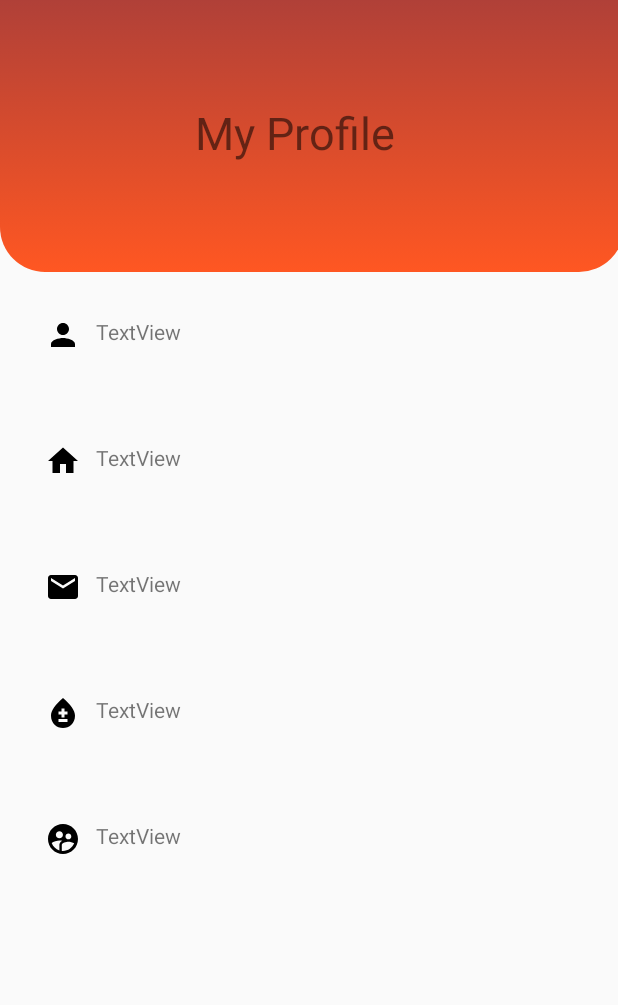
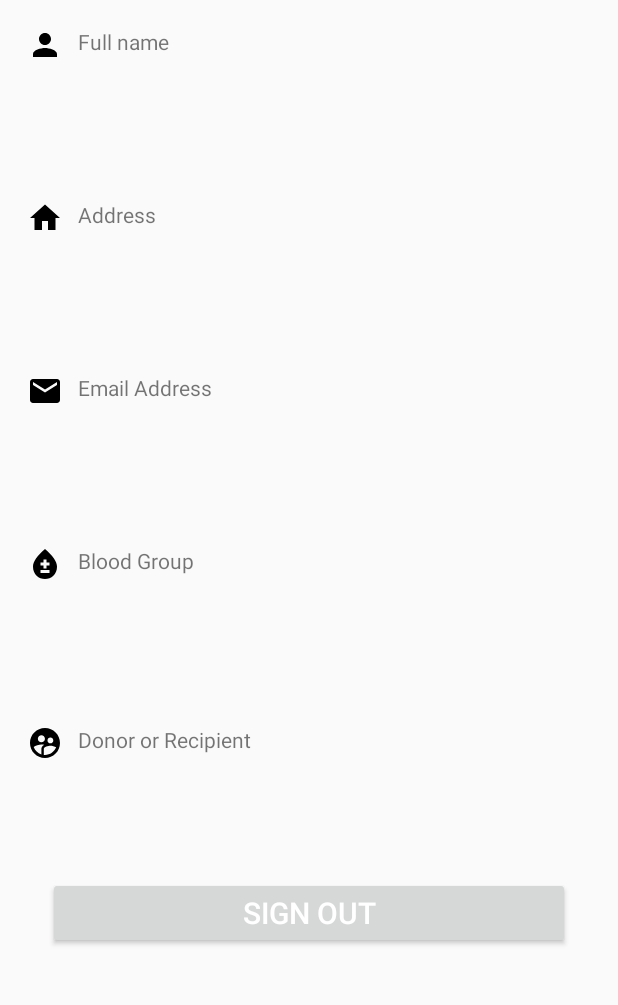
Before and after one commit to GemmalynCuilan/BloodlineApplication, an Android app: the Profile screen opened directly, with no data from a screen before it, on a phone screen of 412 x 824 dp, the part 117-1122 px from its top. Run offline under Robolectric (Android 15) with nearby library versions, the phone set to English and light mode, and no system bars; our stand-ins replace Firebase (no records; nobody signed in at launch, a user with empty details on screens opened directly).

Commit message:
Added content on 11/09/2022

```diff
--- a/app/src/main/java/com/example/bloodlineapplication/HomeActivity.java
+++ b/app/src/main/java/com/example/bloodlineapplication/HomeActivity.java
@@ -10,6 +10,8 @@ import android.content.DialogInterface;
 import android.content.Intent;
 import android.os.Bundle;
 import android.view.View;
+
+import com.google.firebase.auth.FirebaseUser;
 
 public class HomeActivity extends AppCompatActivity {
 
--- a/app/src/main/java/com/example/bloodlineapplication/LoginActivity.java
+++ b/app/src/main/java/com/example/bloodlineapplication/LoginActivity.java
@@ -88,7 +88,7 @@ public class LoginActivity extends AppCompatActivity implements View.OnClickList
                 if(task.isSuccessful()){
 
                     Toast.makeText(LoginActivity.this, "Successfully logged in", Toast.LENGTH_SHORT).show();
-                    startActivity(new Intent(LoginActivity.this, DashboardActivity.class));
+                    startActivity(new Intent(LoginActivity.this, HomeActivity.class));
                     finish();
 
                 }else{
--- a/app/src/main/java/com/example/bloodlineapplication/Profile.java
+++ b/app/src/main/java/com/example/bloodlineapplication/Profile.java
@@ -12,11 +12,14 @@ import android.text.Editable;
 import android.util.Log;
 import android.view.MenuItem;
 import android.view.View;
+import android.widget.Button;
 import android.widget.EditText;
 import android.widget.Spinner;
 import android.widget.TextView;
+import android.widget.Toast;
 
 import com.google.firebase.auth.FirebaseAuth;
+import com.google.firebase.auth.FirebaseUser;
 import com.google.firebase.database.DataSnapshot;
 import com.google.firebase.database.DatabaseError;
 import com.google.firebase.database.DatabaseReference;
@@ -30,6 +33,12 @@ import java.util.Map;
 
 public class Profile extends AppCompatActivity {
 
+    private Button logout;
+
+    private FirebaseUser user;
+    private DatabaseReference reference;
+
+    private String userID;
 
     DrawerLayout drawerLayout;
 
@@ -40,6 +49,50 @@ public class Profile extends AppCompatActivity {
         super.onCreate(savedInstanceState);
         setContentView(R.layout.activity_profile);
 
+        logout = (Button) findViewById(R.id.logout);
+        logout.setOnClickListener(new View.OnClickListener() {
+            @Override
+            public void onClick(View view) {
+                FirebaseAuth.getInstance().signOut();
+                startActivity(new Intent(Profile.this, MainActivity.class));
+            }
+        });
+
+        user = FirebaseAuth.getInstance().getCurrentUser();
+        reference = FirebaseDatabase.getInstance().getReference("users");
+        userID = user.getUid();
+
+        final TextView fullnametitle = (TextView) findViewById(R.id.fullname);
+        final TextView addresstitle = (TextView) findViewById(R.id.address);
+        final TextView emailtitle = (TextView) findViewById(R.id.email);
+        final TextView bloodGrouptitle = (TextView)findViewById(R.id.bloodGroup);
+        final TextView bloodtitle = (TextView) findViewById(R.id.blood);
+
+        reference.child(userID).addValueEventListener(new ValueEventListener() {
+            @Override
+            public void onDataChange(@NonNull DataSnapshot snapshot) {
+                User user = snapshot.getValue (User.class);
+                if (user != null) {
+                    String fullname = user.name;
+                    String userAddress = user.userAddress;
+                    String emailAddress = user.emailAddress;
+                    String pass = user.pass;
+                    String bgroup = user.bgroup;
+                    String bloodDr = user.bloodDr;
+
+                    fullnametitle.setText(fullname);
+                    addresstitle.setText(userAddress);
+                    emailtitle.setText(emailAddress);
+                    bloodGrouptitle.setText(bgroup);
+                    bloodtitle.setText(bloodDr);
+                }
+
+            }
+                @Override
+            public void onCancelled(@NonNull DatabaseError error) {
+                    Toast.makeText(Profile.this, "Something wrong happened!", Toast.LENGTH_LONG).show();
+            }
+        });
 
 
         drawerLayout = findViewById(R.id.drawer_layout);
--- a/app/src/main/java/com/example/bloodlineapplication/RegistrationActivity.java
+++ b/app/src/main/java/com/example/bloodlineapplication/RegistrationActivity.java
@@ -29,7 +29,7 @@ import com.google.firebase.database.FirebaseDatabase;
 import com.google.firebase.database.ValueEventListener;
 public class RegistrationActivity extends AppCompatActivity implements View.OnClickListener{
 
-    private Spinner blood, bloodGroup;
+    private Spinner blood, bloodGroups;
     private EditText fullname, address, email, password;
     private Button signUpButton;
     private FirebaseAuth mAuth;
@@ -43,7 +43,7 @@ public class RegistrationActivity extends AppCompatActivity implements View.OnCl
         address = (EditText) findViewById(R.id.address);
         email = (EditText) findViewById(R.id.email);
         password = (EditText) findViewById(R.id.password);
-        bloodGroup = (Spinner) findViewById(R.id.bloodGroup);
+        bloodGroups = (Spinner) findViewById(R.id.bloodGroups);
         blood = (Spinner) findViewById(R.id.blood);
 
         mAuth = FirebaseAuth.getInstance();
@@ -77,8 +77,8 @@ public class RegistrationActivity extends AppCompatActivity implements View.OnCl
         String userAddress = address.getText().toString().trim();
         String emailAdd = email.getText().toString().trim();
         String pass = password.getText().toString().trim();
-        String bgroup = bloodGroup.getSelectedItem().toString().trim();
-        String donRec = blood.getSelectedItem().toString().trim();
+        String bgroup = bloodGroups.getSelectedItem().toString().trim();
+        String bloodDr = blood.getSelectedItem().toString().trim();
 
         if(name.isEmpty()){
             fullname.setError("Full name is required");
@@ -110,10 +110,10 @@ public class RegistrationActivity extends AppCompatActivity implements View.OnCl
             password.requestFocus();
         }
         if(bgroup.isEmpty()){
-            bloodGroup.requestFocus();
+            bloodGroups.requestFocus();
             return;
         }
-        if(donRec.isEmpty()){
+        if(bloodDr.isEmpty()){
             blood.requestFocus();
             return;
         }
@@ -122,7 +122,7 @@ public class RegistrationActivity extends AppCompatActivity implements View.OnCl
             public void onComplete(@NonNull Task<AuthResult> task) {
                 if(task.isSuccessful()){
 
-                    User user = new User(name, userAddress, emailAdd,pass, bgroup, donRec);
+                    User user = new User(name, userAddress, emailAdd,pass, bgroup, bloodDr);
                     FirebaseDatabase.getInstance().getReference("users").child(FirebaseAuth.getInstance()
                             .getCurrentUser().getUid()).setValue(user).addOnCompleteListener(new OnCompleteListener<Void>() {
                         @Override
--- a/app/src/main/java/com/example/bloodlineapplication/User.java
+++ b/app/src/main/java/com/example/bloodlineapplication/User.java
@@ -1,7 +1,7 @@
 package com.example.bloodlineapplication;
 
 public class User {
-    public String name, userAddress, emailAddress, pass, bloodDr, bgroup;
+    public String name, userAddress, emailAddress, pass,  bgroup, bloodDr;
 
     public User(){
 
@@ -11,8 +11,9 @@ public class User {
         this.userAddress = userAddress;
         this.emailAddress = emailAddress;
         this.pass = pass;
+        this.bgroup = bgroup;
         this.bloodDr = bloodDr;
-        this.bgroup = bgroup;
+
 
     }
 }
--- a/app/src/main/res/layout/activity_login.xml
+++ b/app/src/main/res/layout/activity_login.xml
@@ -51,6 +51,7 @@
             android:textColorHint="@color/black"
             android:drawableLeft="@drawable/ic_lock"/>
 
+
         <Button
             android:id="@+id/loginButton"
             android:layout_width="284dp"
--- a/app/src/main/res/layout/activity_profile.xml
+++ b/app/src/main/res/layout/activity_profile.xml
@@ -14,38 +14,40 @@
         <include
             layout="@layout/toolbar"/>
 
-        <androidx.constraintlayout.widget.ConstraintLayout
-            android:layout_width="416dp"
-            android:layout_height="181dp"
-            android:background="@drawable/top_background">
-
-            <TextView
-                android:id="@+id/profile"
-                android:layout_width="wrap_content"
-                android:layout_height="wrap_content"
-                android:layout_marginTop="68dp"
-                android:text="My Profile"
-                android:textSize="30dp"
-                app:layout_constraintEnd_toEndOf="parent"
-                app:layout_constraintHorizontal_bias="0.46"
-                app:layout_constraintStart_toStartOf="parent"
-                app:layout_constraintTop_toTopOf="parent" />
-        </androidx.constraintlayout.widget.ConstraintLayout>
 
         <LinearLayout
             android:layout_width="match_parent"
-            android:layout_height="473dp"
+            android:layout_height="651dp"
             android:orientation="vertical">
 
             <TextView
-                android:id="@+id/username"
+                android:id="@+id/fullnametitle"
+                android:layout_width="match_parent"
+                android:layout_height="wrap_content"
+                android:layout_margin="10dp"
+                android:drawableLeft="@drawable/ic_person"
+                android:drawablePadding="10dp"
+                android:padding="8dp"
+                android:text="Full name" />
+
+            <TextView
+                android:id="@+id/fullname"
                 android:layout_width="match_parent"
                 android:layout_height="wrap_content"
                 android:layout_margin="10dp"
                 android:drawablePadding="10dp"
-                android:padding="20dp"
-                android:text="TextView"
-                android:drawableLeft="@drawable/ic_person"/>
+                android:padding="8dp"
+                android:layout_gravity="center"/>
+
+            <TextView
+                android:id="@+id/addresstitle"
+                android:layout_width="match_parent"
+                android:layout_height="wrap_content"
+                android:layout_margin="10dp"
+                android:drawableLeft="@drawable/ic_home"
+                android:drawablePadding="10dp"
+                android:padding="8dp"
+                android:text="Address" />
 
             <TextView
                 android:id="@+id/address"
@@ -53,9 +55,17 @@
                 android:layout_height="wrap_content"
                 android:layout_margin="10dp"
                 android:drawablePadding="10dp"
-                android:padding="20dp"
-                android:text="TextView"
-                android:drawableLeft="@drawable/ic_home"/>
+                android:padding="8dp" />
+
+            <TextView
+                android:id="@+id/emailtitle"
+                android:layout_width="match_parent"
+                android:layout_height="wrap_content"
+                android:layout_margin="10dp"
+                android:drawableLeft="@drawable/ic_email"
+                android:drawablePadding="10dp"
+                android:padding="8dp"
+                android:text="Email Address" />
 
             <TextView
                 android:id="@+id/email"
@@ -63,27 +73,54 @@
                 android:layout_height="wrap_content"
                 android:layout_margin="10dp"
                 android:drawablePadding="10dp"
-                android:padding="20dp"
-                android:text="TextView"
-                android:drawableLeft="@drawable/ic_email"/>
+                android:padding="8dp" />
+
+            <TextView
+                android:id="@+id/bloodGrouptitle"
+                android:layout_width="match_parent"
+                android:layout_height="wrap_content"
+                android:layout_margin="10dp"
+                android:drawableLeft="@drawable/ic_bloodtype"
+                android:drawablePadding="10dp"
+                android:padding="8dp"
+                android:text="Blood Group" />
+
             <TextView
                 android:id="@+id/bloodGroup"
                 android:layout_width="match_parent"
                 android:layout_height="wrap_content"
                 android:layout_margin="10dp"
                 android:drawablePadding="10dp"
-                android:padding="20dp"
-                android:text="TextView"
-                android:drawableLeft="@drawable/ic_bloodtype"/>
+                android:padding="10dp" />
+
+            <TextView
+                android:id="@+id/bloodtitle"
+                android:layout_width="match_parent"
+                android:layout_height="wrap_content"
+                android:layout_margin="10dp"
+                android:drawableLeft="@drawable/ic_user"
+                android:drawablePadding="10dp"
+                android:padding="8dp"
+                android:text="Donor or Recipient" />
             <TextView
                 android:id="@+id/blood"
                 android:layout_width="match_parent"
                 android:layout_height="wrap_content"
                 android:layout_margin="10dp"
                 android:drawablePadding="10dp"
-                android:padding="20dp"
-                android:text="TextView"
-                android:drawableLeft="@drawable/ic_user"/>
+                android:padding="10dp" />
+
+            <Button
+                android:id="@+id/logout"
+                android:layout_width="match_parent"
+                android:layout_height="wrap_content"
+                android:layout_marginStart="32dp"
+                android:layout_marginEnd="32dp"
+                android:layout_marginBottom="8dp"
+                android:text="Sign out"
+                android:textColor="#FFFFFF"
+                android:textSize="20dp" />
+
         </LinearLayout>
 
 
--- a/app/src/main/res/layout/activity_registration.xml
+++ b/app/src/main/res/layout/activity_registration.xml
@@ -31,6 +31,7 @@
         app:layout_constraintStart_toStartOf="parent"
         app:layout_constraintTop_toBottomOf="@+id/banner">
 
+
         <EditText
             android:id="@+id/fullname"
             android:layout_width="match_parent"
@@ -44,6 +45,7 @@
             android:padding="14dp"
             android:textColorHint="@color/black"
             android:drawableLeft="@drawable/ic_person"/>
+
 
         <EditText
             android:id="@+id/address"
@@ -88,7 +90,7 @@
             android:textColorHint="@color/black"
             android:drawableLeft="@drawable/ic_lock"/>
         <Spinner
-            android:id="@+id/bloodGroup"
+            android:id="@+id/bloodGroups"
             android:layout_width="match_parent"
             android:layout_height="wrap_content"
             android:layout_marginTop="20dp"
--- a/app/src/main/res/values/strings.xml
+++ b/app/src/main/res/values/strings.xml
@@ -17,6 +17,7 @@
         <item>Select the one applicable to you</item>
         <item>Blood Donor</item>
         <item>Blood Recipient</item>
+
     </string-array>
     <string name="title_activity_maps">MapsActivity</string>
     <string name="google_map_key">AIzaSyCQp1VdUH8dsDvAzLofBA6Jte6YwjGzSJE</string>
```
